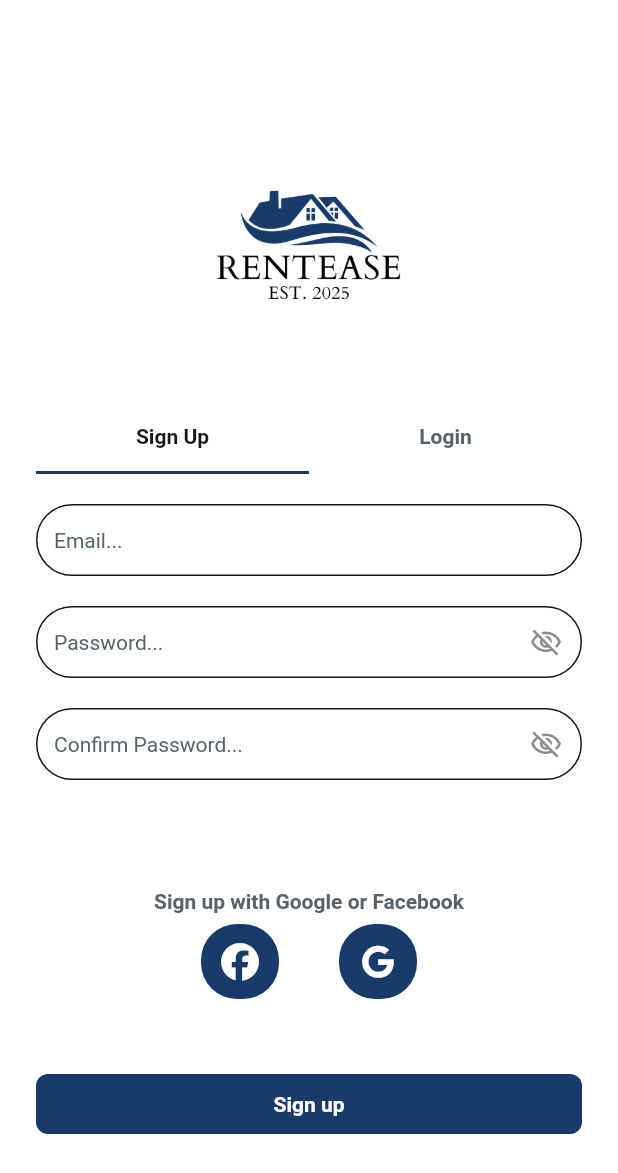
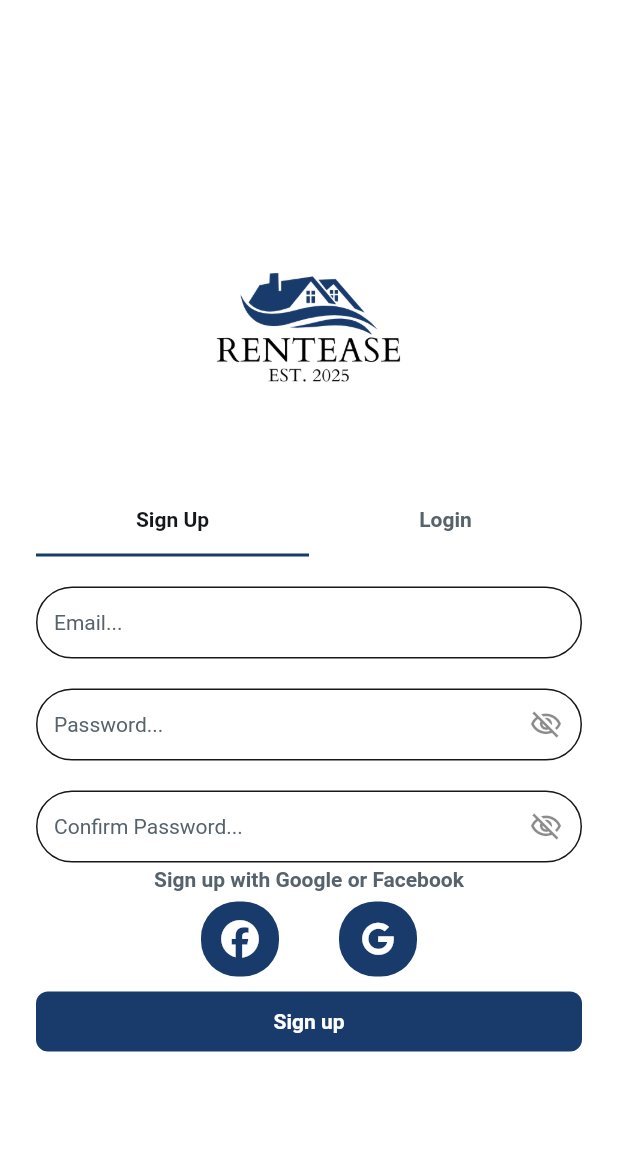
Before and after one commit to arianaruiz05/RentEase, a Flutter app: the screen it shows after launch, on a phone screen of 412 x 824 dp. Shown: the top 1173 px of the screen. Run offline on Flutter 3.47's test engine with Material 3 defaults, Android fonts, the phone set to English and light mode, and no system bars; drawn by our look-alikes of auto_size_text; our stand-ins replace cloud_firestore, dropdown_button2, easy_debounce, file_picker, firebase_analytics, firebase_auth and 17 more; missing offline and left inert: json_path, mime_type, text_search; accounts and stored records are empty; Roboto replaces fonts that are missing (Cardo).

Commit message:
Updating to latest FlutterFlow output.

```diff
--- a/lib/pages/account_login_signup/account_login_signup_widget.dart
+++ b/lib/pages/account_login_signup/account_login_signup_widget.dart
@@ -966,9 +966,6 @@ class _AccountLoginSignupWidgetState extends State<AccountLoginSignupWidget>
                     ),
                     Align(
                       alignment: AlignmentDirectional(0.0, 1.0),
-                      child: Padding(
-                        padding:
-                            EdgeInsetsDirectional.fromSTEB(0.0, 70.0, 0.0, 0.0),
                       child: Text(
                         'Sign up with Google or Facebook',
                         style:
@@ -978,10 +975,9 @@ class _AccountLoginSignupWidgetState extends State<AccountLoginSignupWidget>
                                 ),
                       ),
                     ),
-                    ),
                     Padding(
                       padding:
-                          EdgeInsetsDirectional.fromSTEB(30.0, 7.0, 0.0, 50.0),
+                          EdgeInsetsDirectional.fromSTEB(30.0, 7.0, 0.0, 10.0),
                       child: Row(
                         mainAxisSize: MainAxisSize.max,
                         mainAxisAlignment: MainAxisAlignment.center,
@@ -1152,10 +1148,7 @@ class _AccountLoginSignupWidgetState extends State<AccountLoginSignupWidget>
                             ),
                           ),
                         if (_model.tabBarCurrentIndex == 1)
-                          Padding(
-                            padding: EdgeInsetsDirectional.fromSTEB(
-                                0.0, 0.0, 0.0, 300.0),
-                            child: FFButtonWidget(
+                          FFButtonWidget(
                             key: ValueKey('loginButton_xqjb'),
                             onPressed: () async {
                               logFirebaseEvent(
@@ -1221,7 +1214,6 @@ class _AccountLoginSignupWidgetState extends State<AccountLoginSignupWidget>
                               borderRadius: BorderRadius.circular(8.0),
                             ),
                           ),
-                          ),
                       ],
                     ),
                   ],
```
Lines whose indentation alone changed are shown as unchanged.
